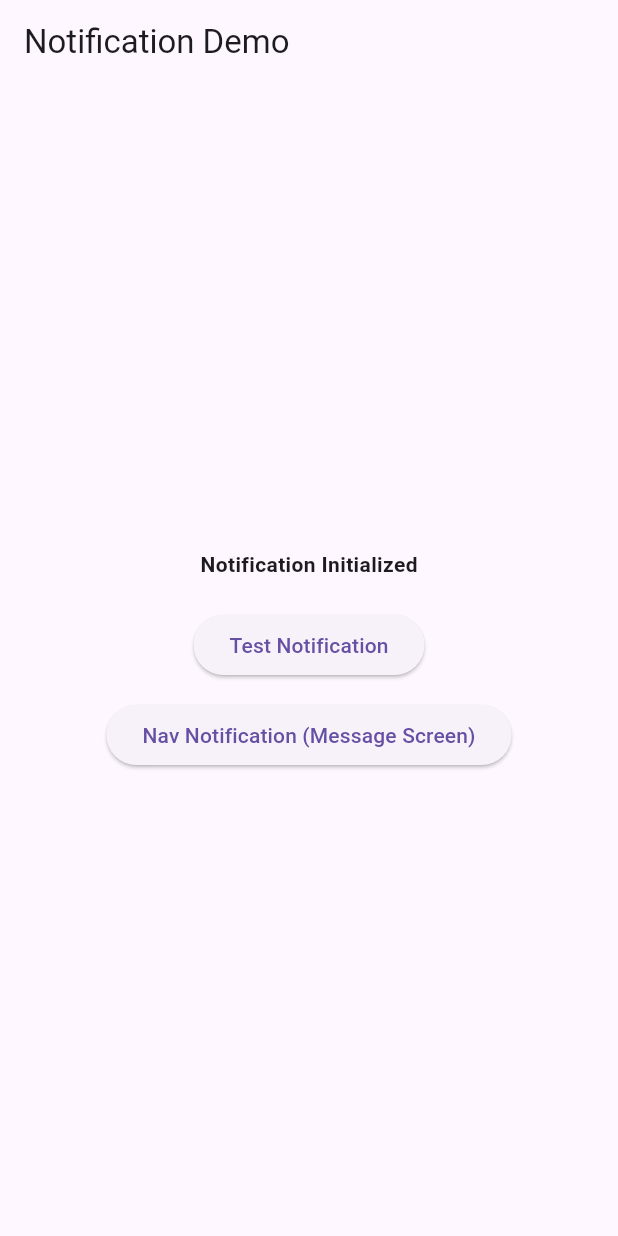
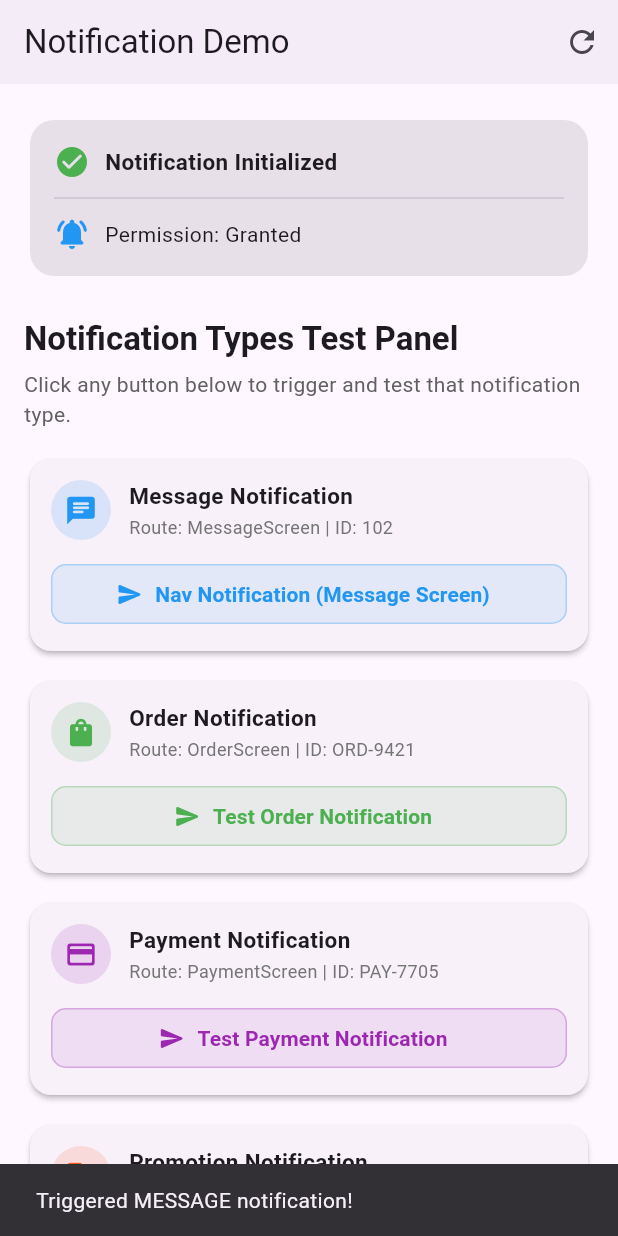
Before and after one commit to MonirulAppDev/Flutter_Notification_Handling, a Flutter app: the screen it shows after launch, after a tap on "Nav Notification (Message Screen)", on a phone screen of 412 x 824 dp. Run offline on Flutter 3.47's test engine with Material 3 defaults, Android fonts, the phone set to English and light mode, and no system bars; our stand-ins replace flutter_local_notifications.

Commit message:
pages and navigations generated

```diff
--- a/lib/core/services/notification/notification_navigation.dart
+++ b/lib/core/services/notification/notification_navigation.dart
@@ -2,6 +2,9 @@ import 'package:flutter/material.dart';
 import 'package:notification_handling/core/services/notification/app_navigation_type.dart';
 import 'package:notification_handling/core/services/notification/notification_payload.dart';
 import 'package:notification_handling/features/message/screens/message_screen.dart';
+import 'package:notification_handling/features/order/screens/order_screen.dart';
+import 'package:notification_handling/features/payment/screens/payment_screen.dart';
+import 'package:notification_handling/features/promotion/screens/promotion_screen.dart';
 
 class NotificationNavigation {
   NotificationNavigation._();
@@ -37,18 +40,43 @@ class NotificationNavigation {
 
       case AppNavigationType.order:
         debugPrint("Order page navigating (id: ${payload.id})");
+        navigator.push(
+          MaterialPageRoute(
+            builder: (context) => OrderScreen(orderId: payload.id),
+          ),
+        );
         break;
 
       case AppNavigationType.payment:
         debugPrint("Payment page navigating (id: ${payload.id})");
+        navigator.push(
+          MaterialPageRoute(
+            builder: (context) => PaymentScreen(paymentId: payload.id),
+          ),
+        );
         break;
 
       case AppNavigationType.promotion:
         debugPrint("Promotion page navigating (id: ${payload.id})");
+        navigator.push(
+          MaterialPageRoute(
+            builder: (context) => PromotionScreen(promotionId: payload.id),
+          ),
+        );
         break;
 
       case AppNavigationType.unknown:
         debugPrint("Unknown navigation type for payload: $rawResponse");
+        final context = navigatorKey.currentContext;
+        if (context != null) {
+          ScaffoldMessenger.of(context).showSnackBar(
+            SnackBar(
+              content: Text(
+                "Unknown / General notification clicked: ${payload.id ?? 'No ID'}",
+              ),
+            ),
+          );
+        }
         break;
     }
   }
--- /dev/null
+++ b/lib/features/home/screens/home_screen.dart
@@ -0,0 +1,395 @@
+import 'dart:developer';
+
+import 'package:flutter/material.dart';
+import 'package:notification_handling/core/services/notification/app_navigation_type.dart';
+import 'package:notification_handling/core/services/notification/notification_payload.dart';
+import 'package:notification_handling/core/services/notification/notification_service.dart';
+
+class HomeScreen extends StatefulWidget {
+  const HomeScreen({super.key});
+
+  @override
+  State<HomeScreen> createState() => _HomeScreenState();
+}
+
+class _HomeScreenState extends State<HomeScreen> {
+  final NotificationService _notificationService = NotificationService.instance;
+  bool _hasPermission = false;
+  bool _isCheckingPermission = false;
+
+  @override
+  void initState() {
+    super.initState();
+    _checkPermissionStatus();
+  }
+
+  Future<void> _checkPermissionStatus() async {
+    setState(() => _isCheckingPermission = true);
+    try {
+      final isGranted = await _notificationService.hasPermission();
+      if (mounted) {
+        setState(() {
+          _hasPermission = isGranted;
+          _isCheckingPermission = false;
+        });
+      }
+    } catch (_) {
+      if (mounted) {
+        setState(() => _isCheckingPermission = false);
+      }
+    }
+  }
+
+  Future<bool> _ensureNotificationPermission() async {
+    bool isGranted = await _notificationService.hasPermission();
+
+    if (!isGranted) {
+      log("Notification Permission not granted, requesting...");
+      await _notificationService.requestPermission();
+      isGranted = await _notificationService.hasPermission();
+
+      if (mounted) {
+        setState(() => _hasPermission = isGranted);
+      }
+
+      if (!isGranted) {
+        log("Permission permanently denied or rejected. Opening app settings...");
+        if (mounted) {
+          ScaffoldMessenger.of(context).showSnackBar(
+            SnackBar(
+              content: const Text(
+                "Notification permission is required to receive notifications.",
+              ),
+              action: SnackBarAction(
+                label: "Settings",
+                onPressed: () => _notificationService.openAppSettings(),
+              ),
+            ),
+          );
+        }
+        return false;
+      }
+    }
+
+    if (mounted && !_hasPermission) {
+      setState(() => _hasPermission = true);
+    }
+    return true;
+  }
+
+  Future<void> _sendTestNotification({
+    required int id,
+    required String title,
+    required String description,
+    required AppNavigationType type,
+    String? payloadId,
+  }) async {
+    if (!await _ensureNotificationPermission()) return;
+
+    final payload = NotificationPayload(
+      applicationType: type,
+      id: payloadId,
+    ).encode();
+
+    await _notificationService.showNotification(
+      id: id,
+      title: title,
+      description: description,
+      payload: payload,
+    );
+
+    if (mounted) {
+      ScaffoldMessenger.of(context).hideCurrentSnackBar();
+      ScaffoldMessenger.of(context).showSnackBar(
+        SnackBar(
+          content: Text("Triggered ${type.name.toUpperCase()} notification!"),
+          duration: const Duration(seconds: 2),
+        ),
+      );
+    }
+  }
+
+  @override
+  Widget build(BuildContext context) {
+    return Scaffold(
+      appBar: AppBar(
+        title: const Text("Notification Demo"),
+        elevation: 2,
+        actions: [
+          IconButton(
+            tooltip: "Refresh Permission Status",
+            icon: _isCheckingPermission
+                ? const SizedBox(
+                    width: 18,
+                    height: 18,
+                    child: CircularProgressIndicator(strokeWidth: 2),
+                  )
+                : const Icon(Icons.refresh),
+            onPressed: _checkPermissionStatus,
+          ),
+        ],
+      ),
+      body: SingleChildScrollView(
+        padding: const EdgeInsets.symmetric(horizontal: 16, vertical: 20),
+        child: Column(
+          crossAxisAlignment: CrossAxisAlignment.stretch,
+          children: [
+            // Status Card
+            Card(
+              elevation: 0,
+              color: Theme.of(context).colorScheme.surfaceContainerHighest,
+              shape: RoundedRectangleBorder(
+                borderRadius: BorderRadius.circular(16),
+              ),
+              child: Padding(
+                padding: const EdgeInsets.all(16.0),
+                child: Column(
+                  children: [
+                    Row(
+                      children: [
+                        Icon(
+                          _notificationService.isInitialized
+                              ? Icons.check_circle_rounded
+                              : Icons.error_outline_rounded,
+                          color: _notificationService.isInitialized
+                              ? Colors.green
+                              : Colors.red,
+                        ),
+                        const SizedBox(width: 10),
+                        Expanded(
+                          child: Text(
+                            _notificationService.isInitialized
+                                ? "Notification Initialized"
+                                : "Notification Not Initialized",
+                            style: const TextStyle(
+                              fontWeight: FontWeight.bold,
+                              fontSize: 15,
+                            ),
+                          ),
+                        ),
+                      ],
+                    ),
+                    const Divider(height: 24),
+                    Row(
+                      children: [
+                        Icon(
+                          _hasPermission
+                              ? Icons.notifications_active_rounded
+                              : Icons.notifications_off_rounded,
+                          color: _hasPermission ? Colors.blue : Colors.orange,
+                        ),
+                        const SizedBox(width: 10),
+                        Expanded(
+                          child: Text(
+                            _hasPermission
+                                ? "Permission: Granted"
+                                : "Permission: Not Granted",
+                            style: const TextStyle(fontSize: 14),
+                          ),
+                        ),
+                        if (!_hasPermission)
+                          TextButton(
+                            onPressed: _ensureNotificationPermission,
+                            child: const Text("Request"),
+                          ),
+                      ],
+                    ),
+                  ],
+                ),
+              ),
+            ),
+            const SizedBox(height: 24),
+
+            // Section Header
+            Text(
+              "Notification Types Test Panel",
+              style: Theme.of(context).textTheme.titleLarge?.copyWith(
+                    fontWeight: FontWeight.bold,
+                  ),
+            ),
+            const SizedBox(height: 6),
+            Text(
+              "Click any button below to trigger and test that notification type.",
+              style: Theme.of(context).textTheme.bodyMedium?.copyWith(
+                    color: Colors.grey.shade700,
+                  ),
+            ),
+            const SizedBox(height: 16),
+
+            // Message Notification Button
+            _NotificationTypeCard(
+              title: "Message Notification",
+              subtitle: "Route: MessageScreen | ID: 102",
+              icon: Icons.chat_rounded,
+              color: Colors.blue,
+              buttonText: "Nav Notification (Message Screen)",
+              onPressed: () => _sendTestNotification(
+                id: 1,
+                title: "New Message Alert",
+                description: "Tap to open Message Screen",
+                type: AppNavigationType.message,
+                payloadId: "102",
+              ),
+            ),
+            const SizedBox(height: 12),
+
+            // Order Notification Button
+            _NotificationTypeCard(
+              title: "Order Notification",
+              subtitle: "Route: OrderScreen | ID: ORD-9421",
+              icon: Icons.shopping_bag_rounded,
+              color: Colors.green,
+              buttonText: "Test Order Notification",
+              onPressed: () => _sendTestNotification(
+                id: 2,
+                title: "Order Update",
+                description: "Your order #ORD-9421 has been shipped! Tap to view.",
+                type: AppNavigationType.order,
+                payloadId: "ORD-9421",
+              ),
+            ),
+            const SizedBox(height: 12),
+
+            // Payment Notification Button
+            _NotificationTypeCard(
+              title: "Payment Notification",
+              subtitle: "Route: PaymentScreen | ID: PAY-7705",
+              icon: Icons.payment_rounded,
+              color: Colors.purple,
+              buttonText: "Test Payment Notification",
+              onPressed: () => _sendTestNotification(
+                id: 3,
+                title: "Payment Received",
+                description: "Payment of \$75.00 for #PAY-7705 was successful.",
+                type: AppNavigationType.payment,
+                payloadId: "PAY-7705",
+              ),
+            ),
+            const SizedBox(height: 12),
+
+            // Promotion Notification Button
+            _NotificationTypeCard(
+              title: "Promotion Notification",
+              subtitle: "Route: PromotionScreen | ID: PROMO-50",
+              icon: Icons.local_offer_rounded,
+              color: Colors.deepOrange,
+              buttonText: "Test Promotion Notification",
+              onPressed: () => _sendTestNotification(
+                id: 4,
+                title: "Flash Sale 50% Off!",
+                description: "Use code PROMO-50 for half price! Tap to explore.",
+                type: AppNavigationType.promotion,
+                payloadId: "PROMO-50",
+              ),
+            ),
+            const SizedBox(height: 12),
+
+            // Unknown / General Notification Button
+            _NotificationTypeCard(
+              title: "General / Unknown Notification",
+              subtitle: "Route: Fallback (SnackBar) | ID: SYS-99",
+              icon: Icons.notifications_rounded,
+              color: Colors.teal,
+              buttonText: "Test Notification",
+              onPressed: () => _sendTestNotification(
+                id: 5,
+                title: "General System Alert",
+                description: "This is a test notification for unknown navigation.",
+                type: AppNavigationType.unknown,
+                payloadId: "SYS-99",
+              ),
+            ),
+          ],
+        ),
+      ),
+    );
+  }
+}
+
+class _NotificationTypeCard extends StatelessWidget {
+  const _NotificationTypeCard({
+    required this.title,
+    required this.subtitle,
+    required this.icon,
+    required this.color,
+    required this.buttonText,
+    required this.onPressed,
+  });
+
+  final String title;
+  final String subtitle;
+  final IconData icon;
+  final Color color;
+  final String buttonText;
+  final VoidCallback onPressed;
+
+  @override
+  Widget build(BuildContext context) {
+    return Card(
+      elevation: 1.5,
+      shape: RoundedRectangleBorder(borderRadius: BorderRadius.circular(14)),
+      child: Padding(
+        padding: const EdgeInsets.all(14.0),
+        child: Column(
+          crossAxisAlignment: CrossAxisAlignment.start,
+          children: [
+            Row(
+              children: [
+                CircleAvatar(
+                  backgroundColor: color.withValues(alpha: 0.15),
+                  foregroundColor: color,
+                  radius: 20,
+                  child: Icon(icon, size: 22),
+                ),
+                const SizedBox(width: 12),
+                Expanded(
+                  child: Column(
+                    crossAxisAlignment: CrossAxisAlignment.start,
+                    children: [
+                      Text(
+                        title,
+                        style: const TextStyle(
+                          fontSize: 15,
+                          fontWeight: FontWeight.bold,
+                        ),
+                      ),
+                      const SizedBox(height: 2),
+                      Text(
+                        subtitle,
+                        style: TextStyle(
+                          fontSize: 12,
+                          color: Colors.grey.shade600,
+                        ),
+                      ),
+                    ],
+                  ),
+                ),
+              ],
+            ),
+            const SizedBox(height: 12),
+            SizedBox(
+              width: double.infinity,
+              child: ElevatedButton.icon(
+                style: ElevatedButton.styleFrom(
+                  backgroundColor: color.withValues(alpha: 0.1),
+                  foregroundColor: color,
+                  elevation: 0,
+                  shape: RoundedRectangleBorder(
+                    borderRadius: BorderRadius.circular(10),
+                    side: BorderSide(color: color.withValues(alpha: 0.3)),
+                  ),
+                ),
+                onPressed: onPressed,
+                icon: const Icon(Icons.send_rounded, size: 18),
+                label: Text(
+                  buttonText,
+                  style: const TextStyle(fontWeight: FontWeight.w600),
+                ),
+              ),
+            ),
+          ],
+        ),
+      ),
+    );
+  }
+}
--- a/lib/main.dart
+++ b/lib/main.dart
@@ -1,10 +1,7 @@
-import 'dart:developer';
-
 import 'package:flutter/material.dart';
-import 'package:notification_handling/core/services/notification/app_navigation_type.dart';
 import 'package:notification_handling/core/services/notification/notification_navigation.dart';
-import 'package:notification_handling/core/services/notification/notification_payload.dart';
 import 'package:notification_handling/core/services/notification/notification_service.dart';
+import 'package:notification_handling/features/home/screens/home_screen.dart';
 
 String? pendingPayload;
 
@@ -43,83 +40,17 @@ class _MyAppState extends State<MyApp> {
     });
   }
 
-  /// Reusable helper to verify and request notification permissions
-  Future<bool> _ensureNotificationPermission() async {
-    final service = NotificationService.instance;
-    bool isGranted = await service.hasPermission();
-
-    if (!isGranted) {
-      log("Notification Permission not granted, requesting...");
-      await service.requestPermission();
-      isGranted = await service.hasPermission();
-
-      if (!isGranted) {
-        log("Permission permanently denied or rejected. Opening app settings...");
-        await service.openAppSettings();
-        return false;
-      }
-    }
-
-    log("Notification Permission Granted");
-    return true;
-  }
-
   @override
   Widget build(BuildContext context) {
-    final notificationService = NotificationService.instance;
-
     return MaterialApp(
+      title: "Notification Demo",
       debugShowCheckedModeBanner: false,
       navigatorKey: NotificationNavigation.navigatorKey,
-      home: Scaffold(
-        appBar: AppBar(title: const Text("Notification Demo")),
-        body: Center(
-          child: Column(
-            mainAxisAlignment: MainAxisAlignment.center,
-            children: [
-              Text(
-                notificationService.isInitialized
-                    ? "Notification Initialized"
-                    : "Notification Not Initialized",
-                style: const TextStyle(fontWeight: FontWeight.bold),
-              ),
-              const SizedBox(height: 20),
-              ElevatedButton(
-                onPressed: () async {
-                  if (!await _ensureNotificationPermission()) return;
-
-                  await notificationService.showNotification(
-                    id: 1,
-                    title: "Hello",
-                    description: "This is a test notification",
-                    payload: const NotificationPayload(
-                      applicationType: AppNavigationType.unknown,
-                    ).encode(),
-                  );
-                },
-                child: const Text("Test Notification"),
-              ),
-              const SizedBox(height: 12),
-              ElevatedButton(
-                onPressed: () async {
-                  if (!await _ensureNotificationPermission()) return;
-
-                  await notificationService.showNotification(
-                    id: 2,
-                    title: "New Message Alert",
-                    description: "Tap to open Message Screen",
-                    payload: const NotificationPayload(
-                      applicationType: AppNavigationType.message,
-                      id: "102",
-                    ).encode(),
-                  );
-                },
-                child: const Text("Nav Notification (Message Screen)"),
-              ),
-            ],
-          ),
-        ),
+      theme: ThemeData(
+        colorScheme: ColorScheme.fromSeed(seedColor: Colors.deepPurple),
+        useMaterial3: true,
       ),
+      home: const HomeScreen(),
     );
   }
 }
```
Also changed, not shown: lib/features/message/screens/message_screen.dart (+41 -4 lines), lib/features/order/screens/order_screen.dart (added, +58 -0 lines), lib/features/payment/screens/payment_screen.dart (added, +58 -0 lines), lib/features/promotion/screens/promotion_screen.dart (added, +58 -0 lines).
